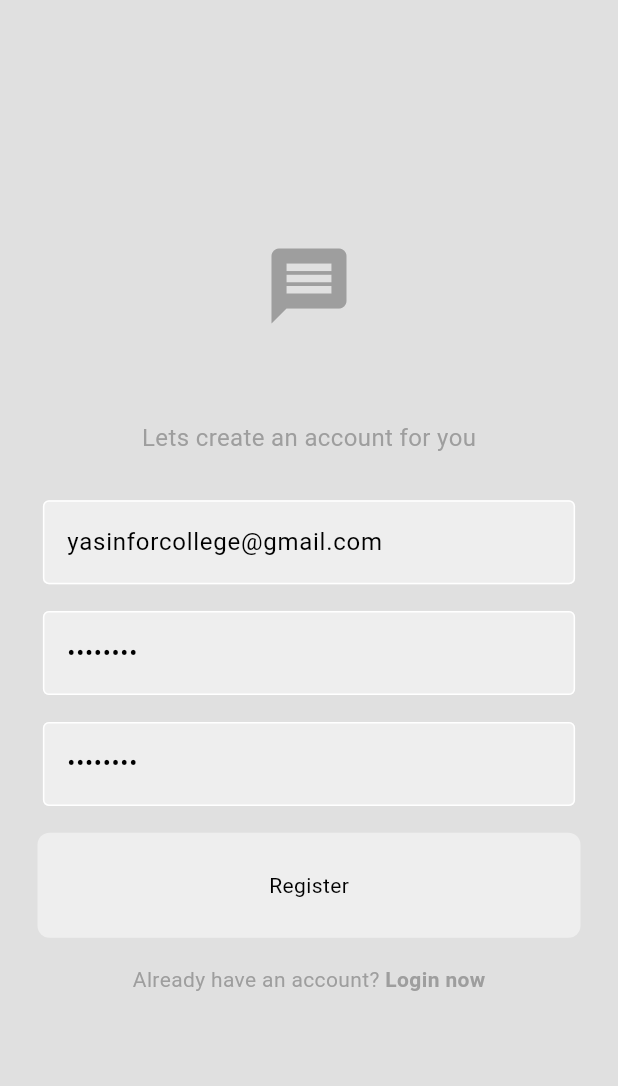
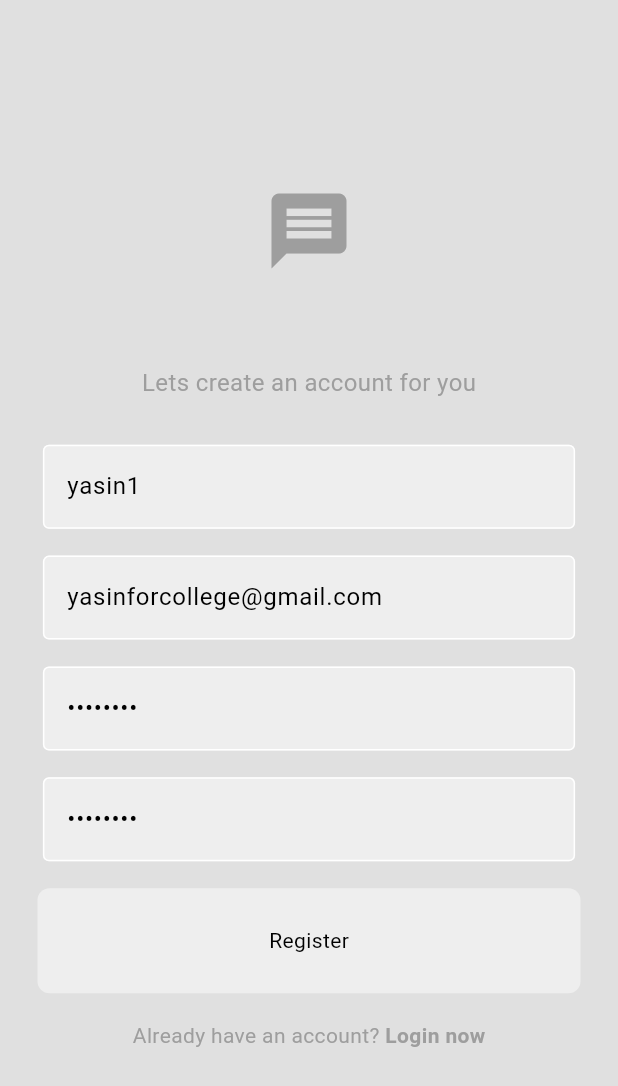
Before and after one commit to yasinowo/chatapp, a Flutter app: the RegisterPage screen opened by its route, on a phone screen of 412 x 824 dp. Shown: the top 1086 px of the screen. Run offline on Flutter 3.47's test engine with Material 3 defaults, Android fonts, the phone set to English and light mode, and no system bars; our stand-ins replace flutter_screenutil, supabase_flutter; accounts and stored records are empty; network calls fail.

Commit message:
update registerpage

```diff
--- a/lib/main.dart
+++ b/lib/main.dart
@@ -1,5 +1,4 @@
 import 'package:chatapp_supabase/services/auth/auth_gate.dart';
-import 'package:chatapp_supabase/page/home_page.dart';
 import 'package:chatapp_supabase/page/login_page.dart';
 import 'package:chatapp_supabase/page/register_page.dart';
 import 'package:chatapp_supabase/theme/light_mod.dart';
--- a/lib/page/register_page.dart
+++ b/lib/page/register_page.dart
@@ -13,6 +13,8 @@ class RegisterPage extends StatelessWidget {
       TextEditingController(text: 'password');
   final TextEditingController _confirmPasswordController =
       TextEditingController(text: 'password');
+  final TextEditingController _usernameController =
+      TextEditingController(text: 'yasin1');
   RegisterPage({super.key});
 
 // register method
@@ -26,6 +28,7 @@ class RegisterPage extends StatelessWidget {
         _auth.signUpWithEmailAndPassword(
           _emailController.text,
           _passwordController.text,
+          _usernameController.text,
         );
         Navigator.pushReplacement(
           context,
@@ -76,6 +79,12 @@ class RegisterPage extends StatelessWidget {
               ), // TextStyle
             ), // Text
             SizedBox(height: 25.h),
+            TextFieldGlobal(
+              hintText: 'Username',
+              obscureText: false,
+              controller: _usernameController,
+            ),
+            SizedBox(height: 15.h),
             // email textfield
             TextFieldGlobal(
               hintText: 'Email',
--- a/lib/services/auth/auth_service.dart
+++ b/lib/services/auth/auth_service.dart
@@ -28,11 +28,12 @@ class AuthService {
   }
 
   // sign up
-  Future signUpWithEmailAndPassword(String email, password) async {
+  Future signUpWithEmailAndPassword(String email, password, username) async {
     try {
       final response = await _auth.auth.signUp(
         email: email,
         password: password,
+        //    data: {'username': username},
       );
       print('ورود موفقیت‌آمیز: ${response.user!.email}');
       //save user info in supabase doc
--- a/pubspec.yaml
+++ b/pubspec.yaml
@@ -36,6 +36,7 @@ dependencies:
   cupertino_icons: ^1.0.8
   supabase_flutter: ^2.8.4
   flutter_screenutil: ^5.9.3
+  timeago: ^3.7.0
 
 dev_dependencies:
   flutter_test:
```
Also changed, not shown: lib/model/message_model.dart (added, +33 -0 lines), lib/model/profile_model.dart (added, +21 -0 lines), pubspec.lock.
